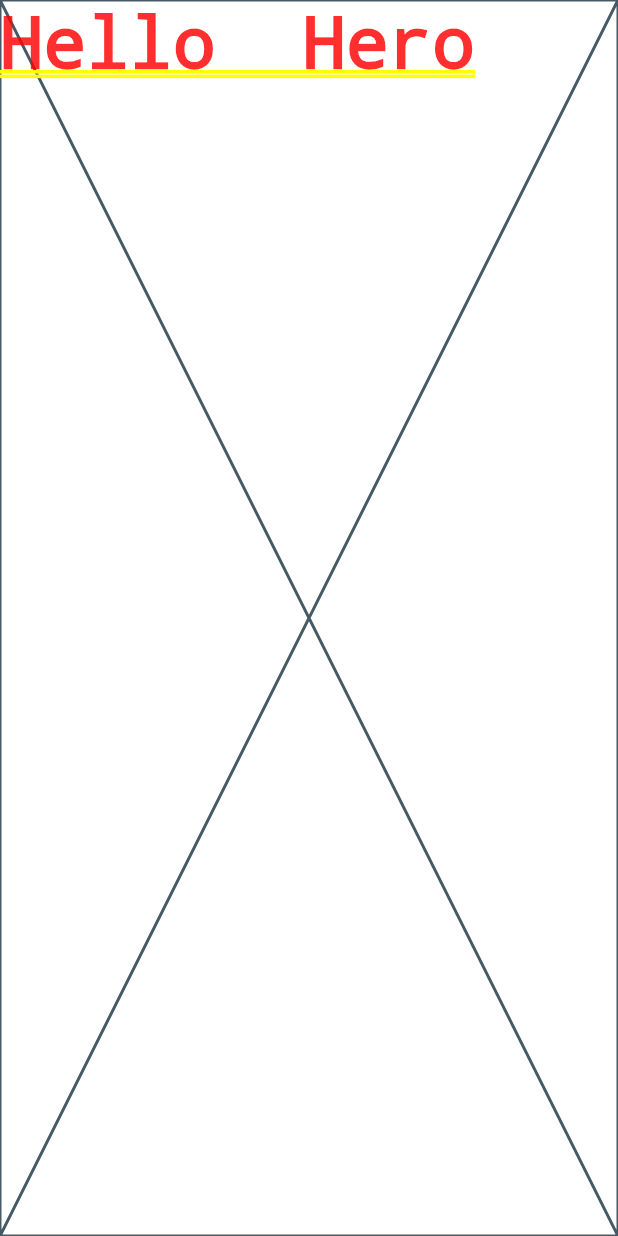
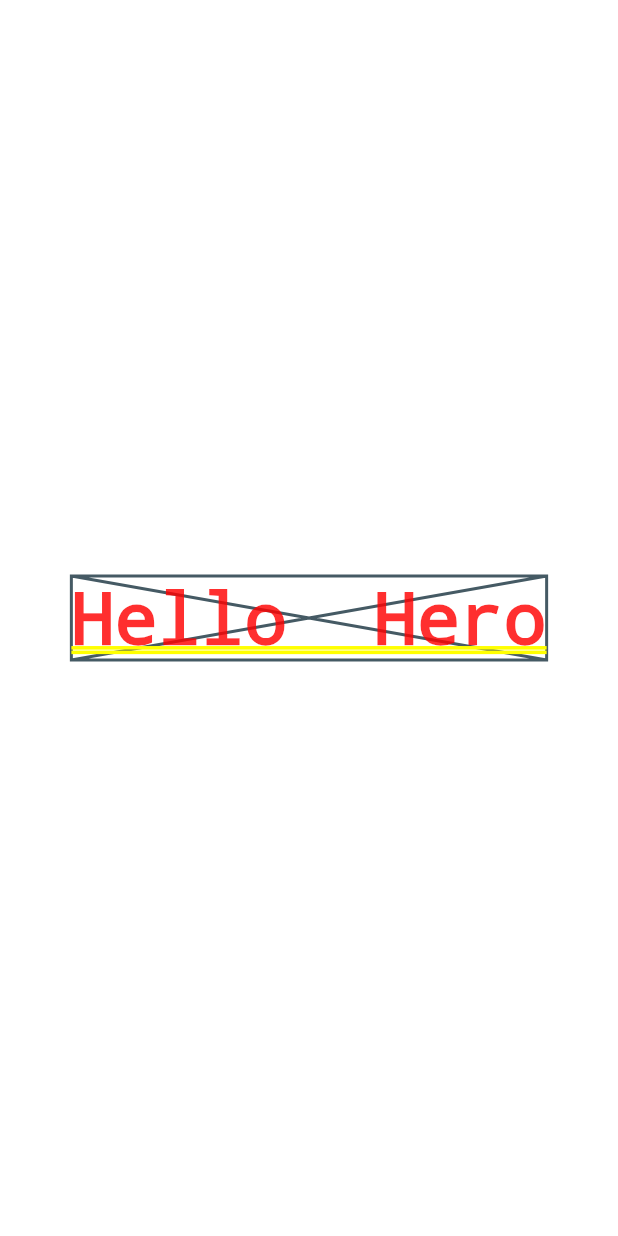
Before and after one commit to AnantKumarSingh26/TodoApp, a Flutter app: the screen it shows after launch, on a phone screen of 412 x 824 dp. Run offline on Flutter 3.47's test engine with Material 3 defaults, Android fonts, the phone set to English and light mode, and no system bars.

Commit message:
Update Version

```diff
--- a/lib/screens/home.dart
+++ b/lib/screens/home.dart
@@ -5,8 +5,10 @@ class Home extends StatelessWidget {
 
   @override
   Widget build(BuildContext context) {
-    return const Placeholder(
-      child: Text('Hello  Hero'),
+    return Center(
+      child: const Placeholder(
+        child: Text('Hello  Hero'),
+      ),
     );
   }
 }
```
Also changed, not shown: lib/constants/colors.dart (added, +9 -0 lines).
